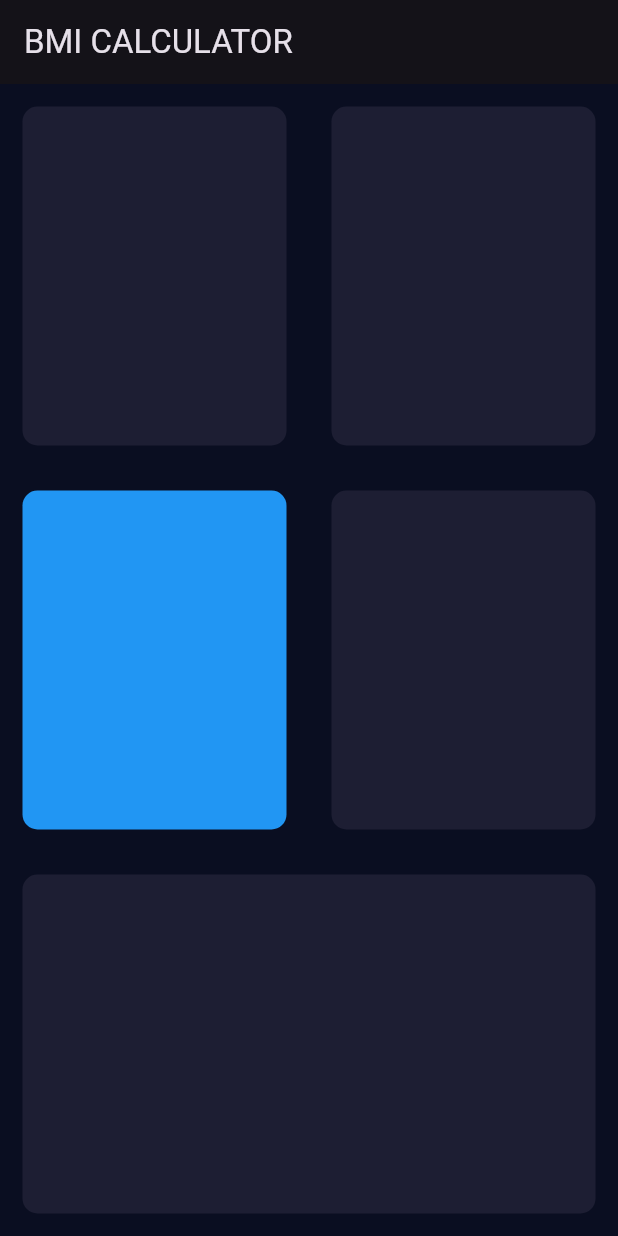
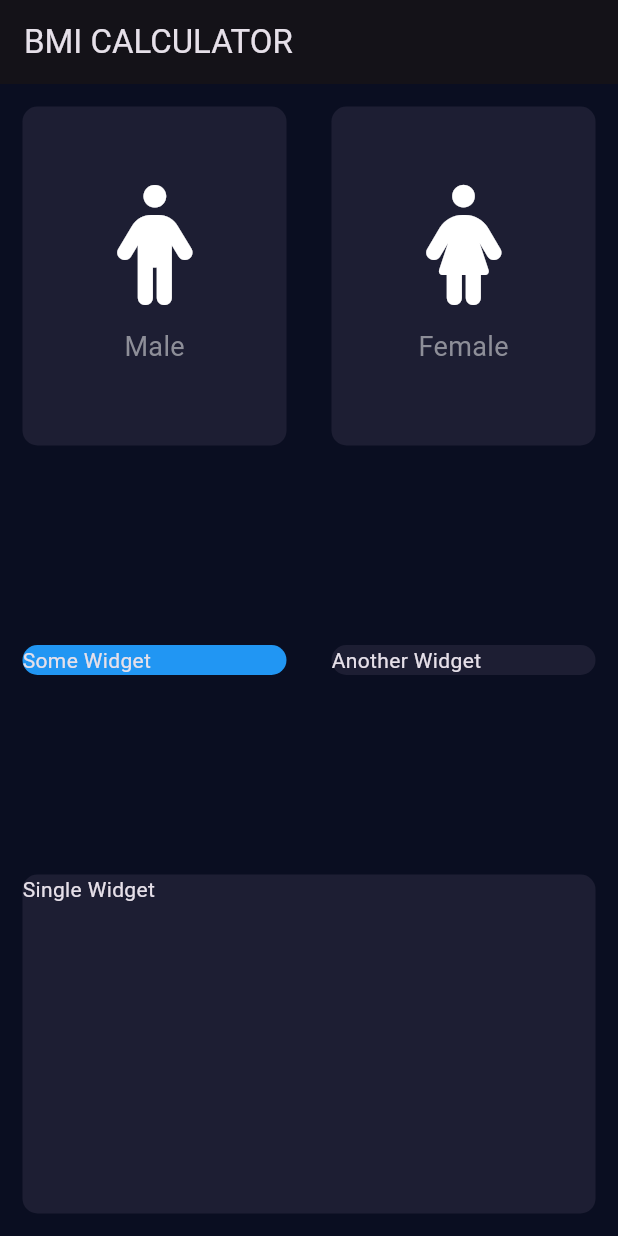
Before and after one commit to Mr-Zainulabadin/bmi, a Flutter app: the screen it shows after launch, on a phone screen of 412 x 824 dp. Run offline on Flutter 3.47's test engine with Material 3 defaults, Android fonts, the phone set to English and light mode, and no system bars; our stand-ins replace font_awesome_flutter.

Commit message:
use of refactored code || Lecture 57 || Part 04

```diff
--- a/lib/input_page.dart
+++ b/lib/input_page.dart
@@ -1,4 +1,5 @@
 import 'package:flutter/material.dart';
+import 'package:font_awesome_flutter/font_awesome_flutter.dart';
 
 class InputPage extends StatefulWidget {
   @override
@@ -19,14 +20,23 @@ class _InputPageState extends State<InputPage> {
             child: Row(
               children: <Widget>[
                 Expanded(
-                  child: new containerRepeted(colors: Color(0xFF1D1E33),
+                  child: ContainerRepeated(
+                    colors: Color(0xFF1D1E33),
+                    cardWidget: RepeatedIcon(
+                      iconData: FontAwesomeIcons.male,
+                      label: 'Male',
+                    ),
                   ),
                 ),
                 Expanded(
-                  child: new containerRepeted(colors: Color(0xFF1D1E33),
+                  child: ContainerRepeated(
+                    colors: Color(0xFF1D1E33),
+                    cardWidget: RepeatedIcon(
+                      iconData: FontAwesomeIcons.female,
+                      label: 'Female',
+                    ),
                   ),
-                  ),
-
+                ),
               ],
             ),
           ),
@@ -34,17 +44,25 @@ class _InputPageState extends State<InputPage> {
             child: Row(
               children: <Widget>[
                 Expanded(
-                  child:  new containerRepeted(colors: Colors.blue),
-
+                  child: ContainerRepeated(
+                    colors: Colors.blue,
+                    cardWidget: Text('Some Widget'),
+                  ),
                 ),
                 Expanded(
-                  child:  new containerRepeted(colors: Color(0xFF1D1E33),),
+                  child: ContainerRepeated(
+                    colors: Color(0xFF1D1E33),
+                    cardWidget: Text('Another Widget'),
+                  ),
                 ),
               ],
             ),
           ),
           Expanded(
-            child:  new containerRepeted(colors: Color(0xFF1D1E33),),
+            child: ContainerRepeated(
+              colors: Color(0xFF1D1E33),
+              cardWidget: Text('Single Widget'),
+            ),
           ),
         ],
       ),
@@ -52,15 +70,46 @@ class _InputPageState extends State<InputPage> {
   }
 }
 
-class containerRepeted extends StatelessWidget {
-  containerRepeted({required this.colors});
+class RepeatedIcon extends StatelessWidget {
+  RepeatedIcon({required this.iconData, required this.label});
+
+  final IconData iconData;
+  final String label;
+
+  @override
+  Widget build(BuildContext context) {
+    return Column(
+      mainAxisAlignment: MainAxisAlignment.center,
+      children: <Widget>[
+        Icon(
+          iconData,
+          size: 80.0,
+        ),
+        SizedBox(
+          height: 15.0,
+        ),
+        Text(
+          label,
+          style: TextStyle(
+            fontSize: 18.0,
+            color: Color(0xFF8D8E98),
+          ),
+        )
+      ],
+    );
+  }
+}
+
+class ContainerRepeated extends StatelessWidget {
+  ContainerRepeated({required this.colors, required this.cardWidget});
   final Color colors;
-
+  final Widget cardWidget;
 
   @override
   Widget build(BuildContext context) {
     return Container(
       margin: EdgeInsets.all(15.0),
+      child: cardWidget,
       decoration: BoxDecoration(
         color: colors,
         borderRadius: BorderRadius.circular(10.0),
--- a/pubspec.yaml
+++ b/pubspec.yaml
@@ -35,6 +35,7 @@ dependencies:
   # The following adds the Cupertino Icons font to your application.
   # Use with the CupertinoIcons class for iOS style icons.
   cupertino_icons: ^1.0.6
+  font_awesome_flutter: ^10.7.0
 
 dev_dependencies:
   flutter_test:
```
Also changed, not shown: pubspec.lock.
